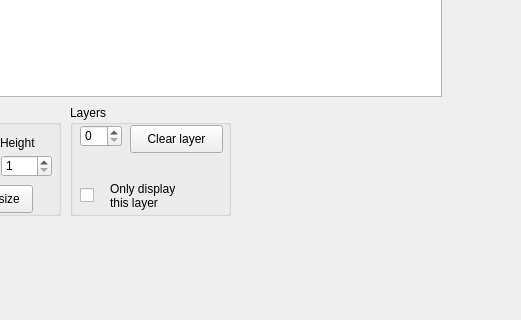
First picture: the form in ui/main.ui, repository Coul33t/map-editor, before the edit; both pictures show x 350 to 871 and y 444 to 764 of the 1087 by 849 pixel window.
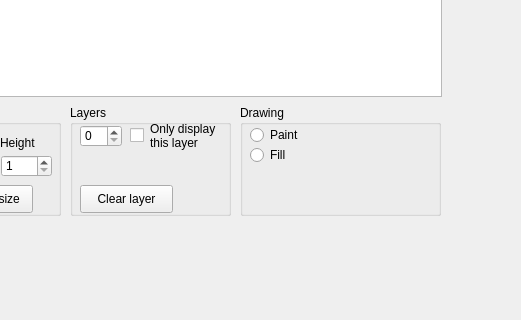
Second picture: the form after the edit.

Commit message: :construction: :tada: New paint modes

```diff
--- a/ui/main.ui
+++ b/ui/main.ui
@@ -142,8 +142,8 @@
     <widget class="QCheckBox" name="checkBox_only_display_layer">
      <property name="geometry">
       <rect>
-       <x>10</x>
-       <y>80</y>
+       <x>60</x>
+       <y>20</y>
        <width>16</width>
        <height>21</height>
       </rect>
@@ -155,8 +155,8 @@
     <widget class="QLabel" name="label_only_display_layer">
      <property name="geometry">
       <rect>
-       <x>40</x>
-       <y>70</y>
+       <x>80</x>
+       <y>10</y>
        <width>71</width>
        <height>41</height>
       </rect>
@@ -181,8 +181,8 @@
     <widget class="QPushButton" name="pushButton_clear_layer">
      <property name="geometry">
       <rect>
-       <x>60</x>
-       <y>20</y>
+       <x>10</x>
+       <y>80</y>
        <width>93</width>
        <height>28</height>
       </rect>
@@ -192,6 +192,45 @@
      </property>
     </widget>
    </widget>
+   <widget class="QGroupBox" name="groupBox_drawing">
+    <property name="geometry">
+     <rect>
+      <x>590</x>
+      <y>530</y>
+      <width>201</width>
+      <height>111</height>
+     </rect>
+    </property>
+    <property name="title">
+     <string>Drawing</string>
+    </property>
+    <widget class="QRadioButton" name="radioButton_paint">
+     <property name="geometry">
+      <rect>
+       <x>10</x>
+       <y>20</y>
+       <width>95</width>
+       <height>20</height>
+      </rect>
+     </property>
+     <property name="text">
+      <string>Paint</string>
+     </property>
+    </widget>
+    <widget class="QRadioButton" name="radioButton_fill">
+     <property name="geometry">
+      <rect>
+       <x>10</x>
+       <y>40</y>
+       <width>95</width>
+       <height>20</height>
+      </rect>
+     </property>
+     <property name="text">
+      <string>Fill</string>
+     </property>
+    </widget>
+   </widget>
   </widget>
   <widget class="QMenuBar" name="menubar">
    <property name="geometry">
```
The commit also changes 3 other files.
